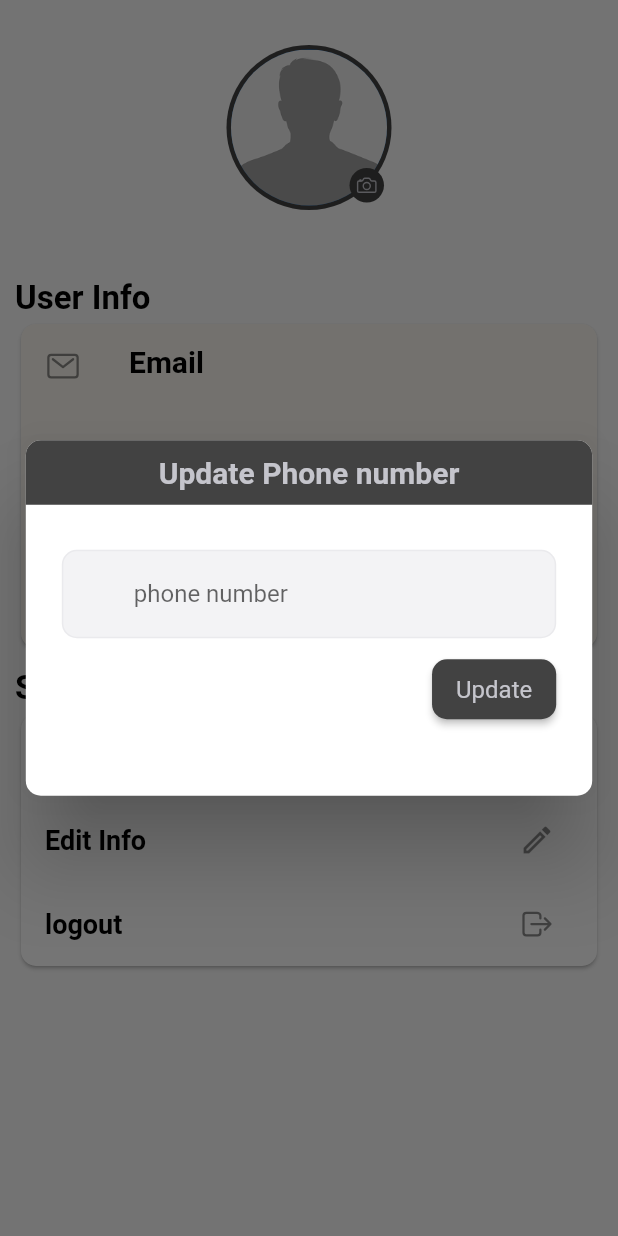
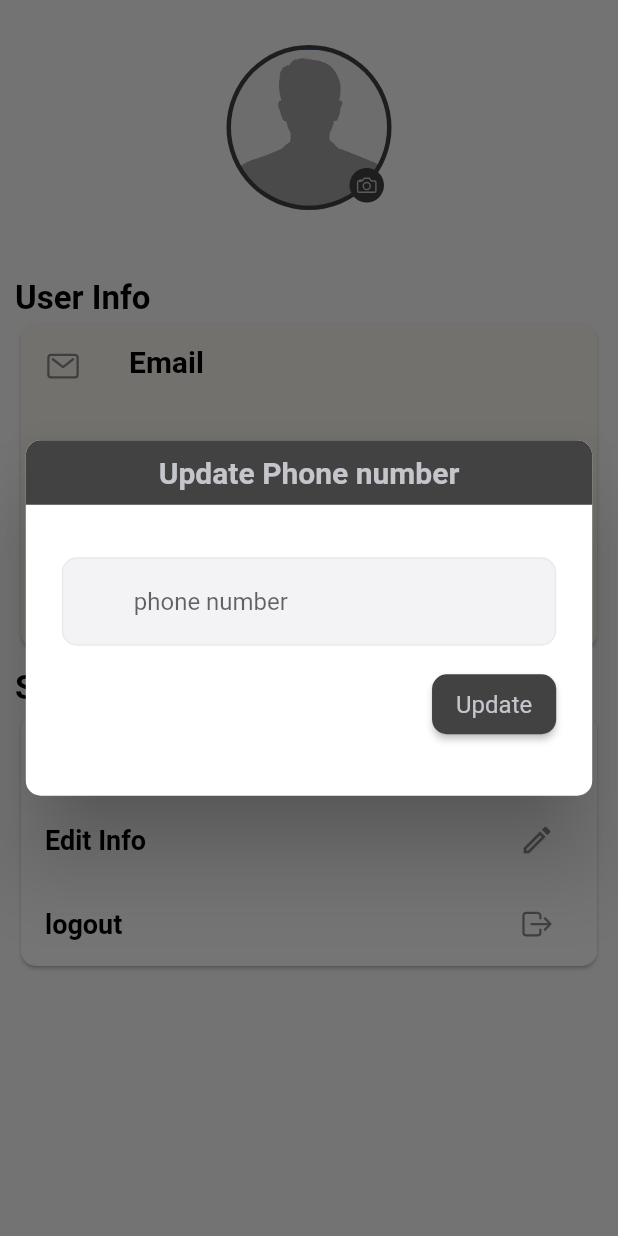
Before and after one commit to youcefkhelfi19/moda_store, a Flutter app: the ProfileScreen screen opened directly, after a tap on the "edit" icon, on a phone screen of 412 x 824 dp. Run offline on Flutter 3.47's test engine with Material 2 defaults, Android fonts, the light colour scheme and no system bars; our stand-ins replace bloc, buttons_tabbar, cached_network_image, card_swiper, cloud_firestore, custom_radio_grouped_button and 18 more; missing offline and left inert: easy_autocomplete, flutter_facebook_auth, geocode, multi_image_picker; accounts and stored records are empty; Roboto replaces fonts that are missing (PTSans-Regular).

Commit message:
add screenshots

```diff
--- a/lib/featured/auth/presentation/view_models/admin_cubit/admin_cubit.dart
+++ b/lib/featured/auth/presentation/view_models/admin_cubit/admin_cubit.dart
@@ -56,7 +56,6 @@ class AdminCubit extends Cubit<AdminState> {
             fetchAdminData(id: getIt.get<GetStorage>().read('id'));
       });
 
-
     }catch(e){
       customToast(
         msg: 'Something went wrong ', color: Colors.red
--- a/lib/featured/auth/presentation/views/profile_screen.dart
+++ b/lib/featured/auth/presentation/views/profile_screen.dart
@@ -50,7 +50,7 @@ class _ProfileScreenState extends State<ProfileScreen> {
           child: ListView(
 
             children: [
-              SizedBox(height: 30,),
+              const SizedBox(height: 30,),
               Align(
                 alignment: Alignment.center,
                 child: Stack(
@@ -120,7 +120,7 @@ class _ProfileScreenState extends State<ProfileScreen> {
                     ),
                      CustomListTile(
                       title: 'Location',
-                      subtitle: Text('Setif,raselma,12'),
+                      subtitle: const Text('Setif,raselma,12'),
                       trailing: Icons.edit_location_alt_outlined,
                       onTap: ()async{
                        await context.read<AdminCubit>().getCurrentLocation();
--- a/lib/featured/auth/presentation/views/widgets/custom_input_field.dart
+++ b/lib/featured/auth/presentation/views/widgets/custom_input_field.dart
@@ -13,7 +13,9 @@ class CustomInputField extends StatelessWidget {
   final String? Function(String?) validator;
   @override
   Widget build(BuildContext context) {
-    return TextFormField(
+    return Padding(
+      padding: const EdgeInsets.symmetric(vertical: 5),
+      child: TextFormField(
         keyboardType: isNumber?TextInputType.number:TextInputType.text,
         validator: validator,
         controller:  textEditingController,
@@ -23,6 +25,7 @@ class CustomInputField extends StatelessWidget {
 
         ),
 
+      ),
     );
   }
 }
--- a/lib/widgets/alerts.dart
+++ b/lib/widgets/alerts.dart
@@ -11,12 +11,12 @@ customAlert({required BuildContext context, required String title, required Stri
     return AlertDialog(
      content: Column(
       crossAxisAlignment: CrossAxisAlignment.center,
-      children: [
+      children: const [
        CircularProgressIndicator(
         color: AppColors.mainColor,
         value: 4,
        ),
-       const Text('Loading')
+       Text('Loading')
       ],
      ),
     );
```
Also changed, not shown: sh/0.jpg (added), sh/1.jpg (added), sh/2.jpg (added), sh/3.jpg (added), sh/4.jpg (added), sh/5.jpg (added), sh/6.jpg (added), 1 other file. Lines whose indentation alone changed are shown as unchanged.
